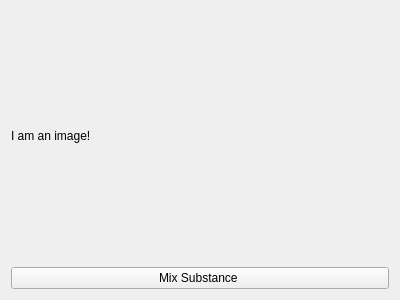
Before: the Qt Designer form mysterysubstancebuttoncombo.ui in University-of-Utah-CS3505/a9-edu-app-DDDragonz, drawn with Qt 5.
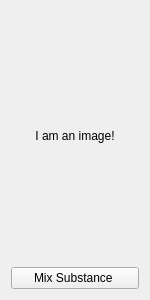
After: the same form once the commit is applied.

```diff
--- a/mysterysubstancebuttoncombo.ui
+++ b/mysterysubstancebuttoncombo.ui
@@ -6,10 +6,16 @@
    <rect>
     <x>0</x>
     <y>0</y>
-    <width>400</width>
+    <width>150</width>
     <height>300</height>
    </rect>
   </property>
+  <property name="maximumSize">
+   <size>
+    <width>150</width>
+    <height>16777215</height>
+   </size>
+  </property>
   <property name="windowTitle">
    <string>Form</string>
   </property>
@@ -19,6 +25,9 @@
      <property name="text">
       <string>I am an image!</string>
      </property>
+     <property name="alignment">
+      <set>Qt::AlignCenter</set>
+     </property>
     </widget>
    </item>
    <item>
```
